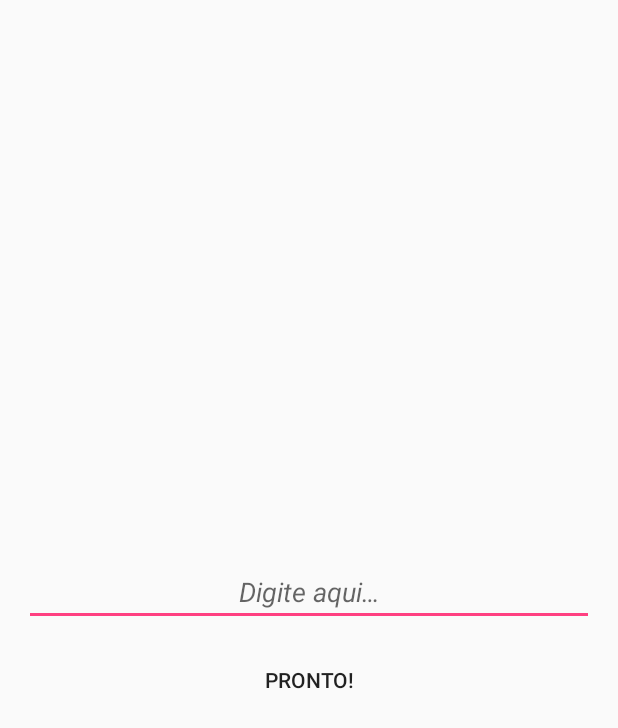
After one commit to guilhermesgb/CampinaJamsExample, an Android app: the layout dialog_name.xml on its own in the app's theme, with its tools: preview values and no code run, on a phone screen of 412 x 824 dp. The commit adds this screen. Shown: the top 728 px of the screen. Run offline under Robolectric (Android 15) with nearby library versions, the phone set to English and light mode, and no system bars.

Commit message:
Inclúi Dialog para alterar nome do usuário e mostra exemplo de propagação da informação de volta para a MainActivity através de um Intent.

```diff
--- a/app/src/main/res/layout/activity_main.xml
+++ b/app/src/main/res/layout/activity_main.xml
@@ -11,9 +11,10 @@
     tools:context="com.github.campinajams.example.MainActivity">
 
     <TextView
+        android:id="@+id/greeting"
         android:layout_width="match_parent"
         android:layout_height="wrap_content"
-        android:text="@string/greeting"
+        android:text="@string/hello_world"
         android:textSize="26sp"
         android:textStyle="italic"
         android:gravity="center"
--- /dev/null
+++ b/app/src/main/res/layout/dialog_name.xml
@@ -0,0 +1,34 @@
+<?xml version="1.0" encoding="utf-8"?>
+<LinearLayout
+    xmlns:android="http://schemas.android.com/apk/res/android"
+    xmlns:tools="http://schemas.android.com/tools"
+    android:layout_width="match_parent"
+    android:layout_height="match_parent"
+    android:paddingBottom="@dimen/activity_vertical_margin"
+    android:paddingLeft="@dimen/activity_horizontal_margin"
+    android:paddingRight="@dimen/activity_horizontal_margin"
+    android:paddingTop="@dimen/activity_vertical_margin"
+    android:orientation="vertical"
+    android:gravity="center"
+    tools:context="com.github.campinajams.example.NameDialog">
+
+    <EditText
+        android:id="@+id/name_input_field"
+        android:layout_width="match_parent"
+        android:layout_height="wrap_content"
+        android:textSize="18sp"
+        android:textStyle="italic"
+        android:gravity="center"
+        android:inputType="text"
+        android:hint="@string/digite_seu_nome"
+        android:layout_marginTop="26dp"/>
+
+    <Button
+        style="?attr/borderlessButtonStyle"
+        android:id="@+id/name_save_button"
+        android:layout_width="wrap_content"
+        android:layout_height="wrap_content"
+        android:text="@string/action_save"
+        android:layout_marginTop="12dp"/>
+
+</LinearLayout>
--- a/app/src/main/res/values/strings.xml
+++ b/app/src/main/res/values/strings.xml
@@ -1,7 +1,15 @@
 <resources>
 
     <string name="app_name">App Exemplo - Campina Jams</string>
-    <string name="greeting">Olá, mundo!</string>
+
+    <string name="hello_world">Olá, mundo!</string>
+    <string name="hello_person">Olá, %s!</string>
+
     <string name="no_saved_items">Você não possui nenhum item salvo no momento.</string>
 
+    <string name="action_settings">Configurações</string>
+    <string name="name_question">Qual o seu nome?</string>
+    <string name="digite_seu_nome">Digite aqui…</string>
+    <string name="action_save">Pronto!</string>
+
 </resources>
```
Also changed, not shown: app/src/main/AndroidManifest.xml (+7 -1 lines), app/src/main/java/com/github/campinajams/example/MainActivity.java (+42 -3 lines), app/src/main/java/com/github/campinajams/example/NameDialog.java (added, +39 -0 lines), app/src/main/res/menu/main.xml (added, +14 -0 lines).
